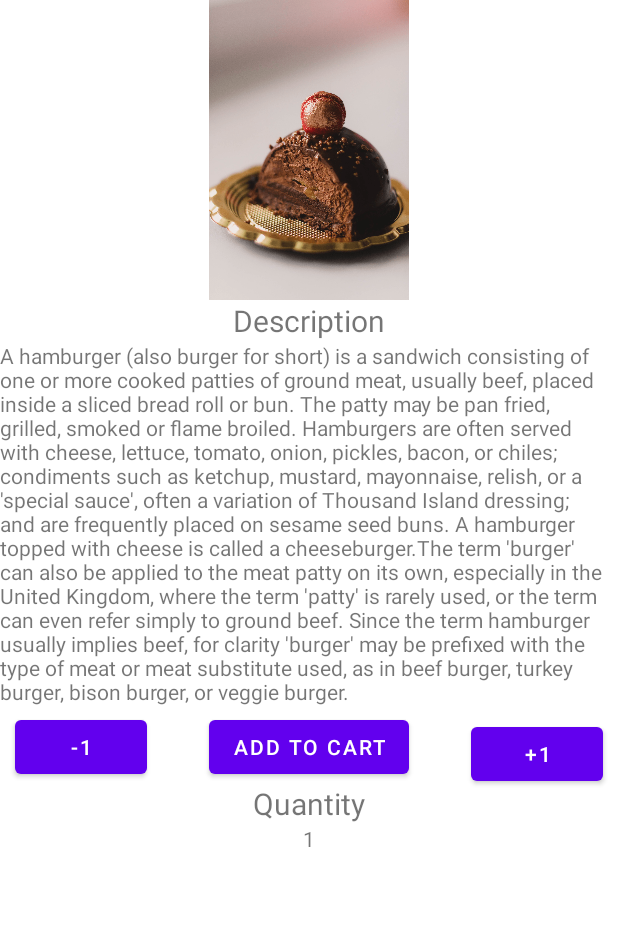
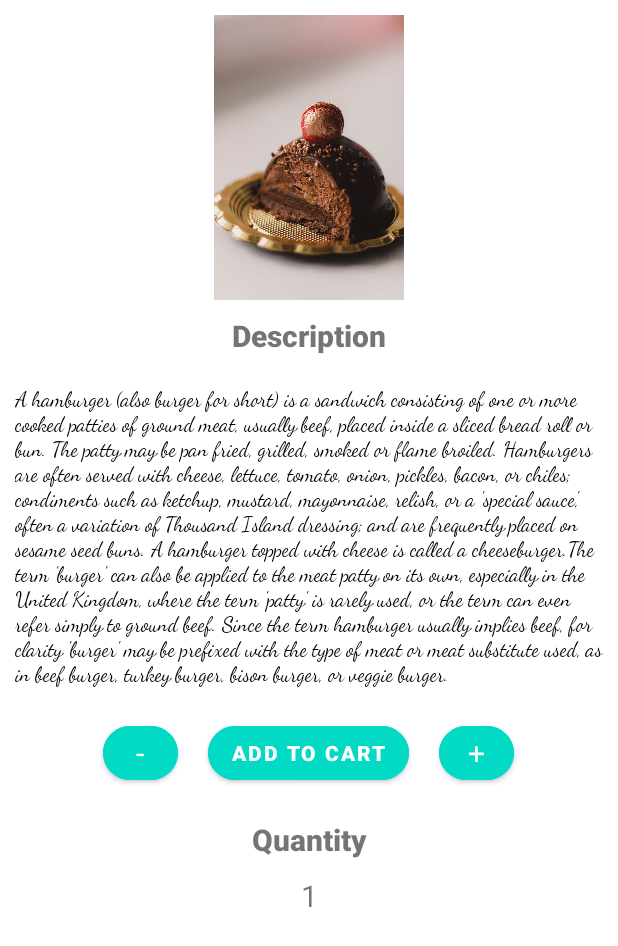
Before and after one commit to himanshu20032/canteen_V1, an Android app: the layout activity_food_detail.xml on its own in the app's theme, with its tools: preview values and no code run, on a phone screen of 412 x 824 dp. Shown: the top 946 px of the screen. Run offline under Robolectric (Android 15) with nearby library versions, the phone set to English and light mode, and no system bars.

Commit message:
Initial Commit

```diff
--- a/app/src/main/res/layout/activity_food_detail.xml
+++ b/app/src/main/res/layout/activity_food_detail.xml
@@ -7,9 +7,7 @@
     tools:context=".ui.gallery.GalleryFragment">
 
 
-    <RelativeLayout xmlns:android="http://schemas.android.com/apk/res/android"
-        xmlns:app="http://schemas.android.com/apk/res-auto"
-        xmlns:tools="http://schemas.android.com/tools"
+    <RelativeLayout
         android:layout_width="match_parent"
         android:layout_height="match_parent"
         android:orientation="vertical"
@@ -21,9 +19,11 @@
             android:layout_width="match_parent"
             android:layout_height="200dp"
             android:layout_gravity="top"
+            android:paddingTop="10dp"
             app:srcCompat="@drawable/foodbackground" />
 
         <TextView
+            android:layout_marginTop="10dp"
             android:id="@+id/foodTitle"
             android:layout_height="wrap_content"
             android:layout_width="match_parent"
@@ -31,62 +31,85 @@
             android:layout_below="@+id/foodImage"
             android:gravity="center_horizontal"
             android:textSize="20dp"
-            android:fontFamily="sans-serif"/>
+            android:fontFamily="sans-serif-black"/>
 
         <TextView
             android:id="@+id/desc"
             android:layout_width="match_parent"
             android:layout_height="wrap_content"
-            android:text="A hamburger (also burger for short) is a sandwich consisting of one or more cooked patties of ground meat, usually beef, placed inside a sliced bread roll or bun. The patty may be pan fried, grilled, smoked or flame broiled. Hamburgers are often served with cheese, lettuce, tomato, onion, pickles, bacon, or chiles; condiments such as ketchup, mustard, mayonnaise, relish, or a 'special sauce', often a variation of Thousand Island dressing; and are frequently placed on sesame seed buns. A hamburger topped with cheese is called a cheeseburger.The term 'burger' can also be applied to the meat patty on its own, especially in the United Kingdom, where the term 'patty' is rarely used, or the term can even refer simply to ground beef. Since the term hamburger usually implies beef, for clarity 'burger' may be prefixed with the type of meat or meat substitute used, as in beef burger, turkey burger, bison burger, or veggie burger."
+
             android:layout_below="@+id/foodTitle"
-            />
+            android:layout_marginTop="10dp"
+            android:fontFamily="cursive"
+            android:padding="10dp"
+            android:textColor="@color/black"
+            android:text="A hamburger (also burger for short) is a sandwich consisting of one or more cooked patties of ground meat, usually beef, placed inside a sliced bread roll or bun. The patty may be pan fried, grilled, smoked or flame broiled. Hamburgers are often served with cheese, lettuce, tomato, onion, pickles, bacon, or chiles; condiments such as ketchup, mustard, mayonnaise, relish, or a 'special sauce', often a variation of Thousand Island dressing; and are frequently placed on sesame seed buns. A hamburger topped with cheese is called a cheeseburger.The term 'burger' can also be applied to the meat patty on its own, especially in the United Kingdom, where the term 'patty' is rarely used, or the term can even refer simply to ground beef. Since the term hamburger usually implies beef, for clarity 'burger' may be prefixed with the type of meat or meat substitute used, as in beef burger, turkey burger, bison burger, or veggie burger." />
+        <LinearLayout
+            android:id="@+id/linear"
+            android:layout_below="@+id/desc"
+            android:layout_width="match_parent"
+            android:layout_height="wrap_content"
+            android:layout_marginTop="10dp"
+            android:orientation="horizontal"
+            android:gravity="center_horizontal"
+            >
 
-        <Button
+        <com.google.android.material.button.MaterialButton
             android:id="@+id/delete"
+            android:layout_width="50dp"
+            android:layout_height="wrap_content"
+            android:layout_below="@+id/desc"
+            android:layout_marginRight="20dp"
+            android:layout_gravity="left"
+            app:cornerRadius="20sp"
+            android:fontFamily="sans-serif"
+            android:backgroundTint="@color/design_default_color_secondary"
+            android:text="-"
+            android:textSize="20dp"/>
+
+        <com.google.android.material.button.MaterialButton
+            android:id="@+id/addToCart"
+            android:backgroundTint="@color/design_default_color_secondary"
             android:layout_width="wrap_content"
             android:layout_height="wrap_content"
-            android:layout_below="@+id/desc"
-            android:layout_marginTop="3dp"
-            android:layout_marginLeft="10dp"
-            android:text="-1" />
-
-        <Button
-            android:id="@+id/addToCart"
-            android:layout_width="wrap_content"
-            android:layout_height="wrap_content"
-            android:layout_below="@+id/desc"
-            android:layout_marginTop="3dp"
-            android:layout_centerInParent="true"
+            app:cornerRadius="20sp"
+            android:fontFamily="sans-serif-black"
             android:text="ADD TO CART" />
 
 
-        <Button
+        <com.google.android.material.button.MaterialButton
             android:id="@+id/add"
-            android:layout_width="wrap_content"
+            android:layout_marginLeft="20dp"
+            android:backgroundTint="@color/design_default_color_secondary"
+            app:cornerRadius="20sp"
+            android:fontFamily="sans-serif"
+            android:layout_gravity="right"
+            android:layout_width="50dp"
             android:layout_height="wrap_content"
-            android:layout_below="@+id/desc"
-            android:layout_marginLeft="216dp"
-            android:layout_marginTop="8dp"
-            android:layout_marginRight="10dp"
-            android:text="+1"
-            android:layout_toRightOf="@+id/delete" />;
+            android:text="+"
+            android:textSize="20dp"/>
 
+        </LinearLayout>
         <TextView
             android:id="@+id/quantity"
             android:textSize="20dp"
-            android:fontFamily="sans-serif"
+            android:fontFamily="sans-serif-black"
             android:layout_height="wrap_content"
             android:layout_width="match_parent"
             android:text="Quantity"
-            android:layout_below="@+id/addToCart"
+            android:layout_marginTop="20dp"
+            android:layout_below="@+id/linear"
             android:gravity="center_horizontal"
             />
 
         <TextView
             android:id="@+id/quant"
+            android:layout_marginTop="10dp"
             android:layout_height="wrap_content"
             android:layout_width="match_parent"
             android:text="1"
+            android:textSize="20dp"
+            android:fontFamily="sans-serif"
             android:layout_below="@+id/quantity"
             android:gravity="center_horizontal"
             />
--- a/app/src/main/res/layout/fragment_profile.xml
+++ b/app/src/main/res/layout/fragment_profile.xml
@@ -19,13 +19,13 @@
                 android:layout_width="match_parent"
                 android:layout_height="250dp"
                 android:padding="20dp"
-                android:background="#fece2f">
+                android:background="@color/design_default_color_secondary">
                 <TextView
                     android:id="@+id/textView"
                     android:layout_width="wrap_content"
                     android:layout_height="wrap_content"
 
-
+                    android:textColor="@color/white"
                     android:fontFamily="cursive"
                     android:gravity="center_horizontal"
                     android:text="FOOD ORDER"
@@ -38,7 +38,7 @@
                     android:id="@+id/textView2"
                     android:layout_width="wrap_content"
                     android:layout_height="wrap_content"
-
+                    android:textColor="@color/white"
                     android:fontFamily="cursive"
                     android:gravity="center_horizontal"
                     android:text="- Your Own Canteen"
```
Also changed, not shown: app/src/main/res/layout/activity_signin.xml (+7 -4 lines), app/src/main/res/layout/activity_signup.xml (+8 -9 lines), app/src/main/res/layout/activity_splash_screen.xml (+6 -2 lines), app/src/main/res/layout/cart_recycler_item.xml (+34 -6 lines), app/src/main/res/layout/fragment_slideshow.xml (+4 -4 lines), app/src/main/res/layout/recycler_item.xml (+36 -15 lines).
